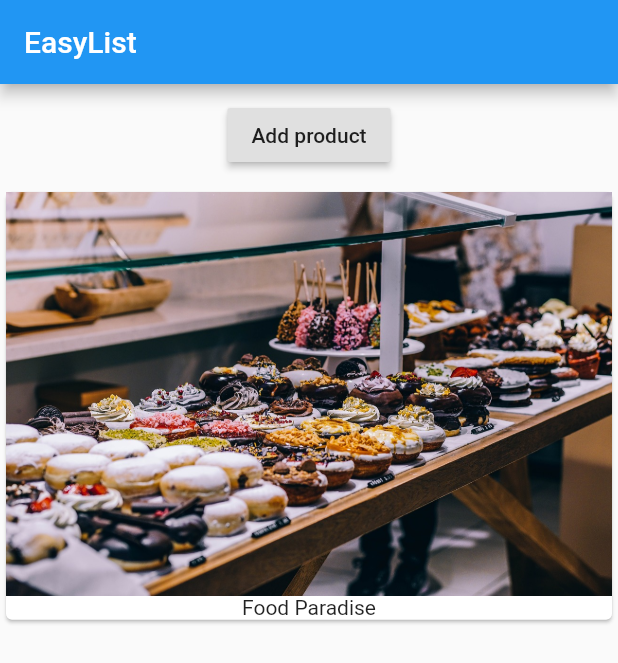
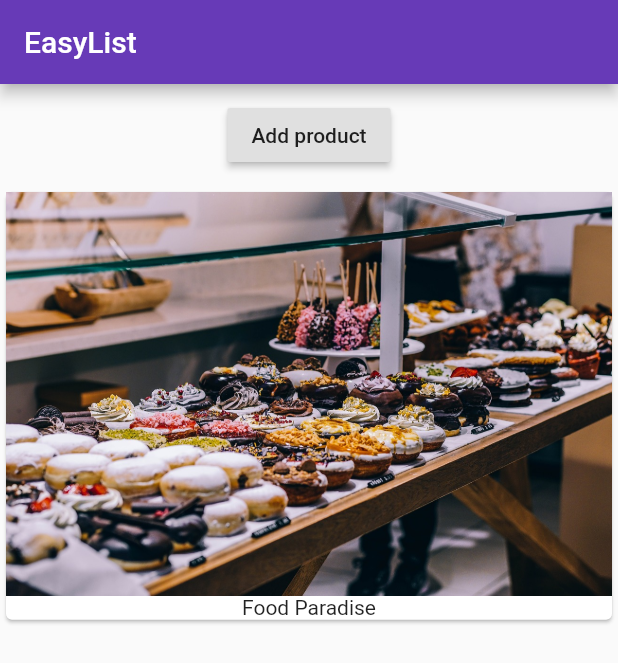
Before and after one commit to Amancaya/learning_flutter, a Flutter app: the screen it shows after launch, on a phone screen of 412 x 824 dp. Shown: the top 663 px of the screen. Run offline on Flutter 3.47's test engine with Material 2 defaults, Android fonts, the phone set to English and light mode, and no system bars.

Commit message:
material theme

```diff
--- a/lib/main.dart
+++ b/lib/main.dart
@@ -9,6 +9,11 @@ class MyApp extends StatelessWidget {
   @override
   Widget build(BuildContext context) {
     return MaterialApp(
+      theme: ThemeData(
+        brightness: Brightness.light,
+        primarySwatch: Colors.deepPurple,
+        accentColor: Colors.deepPurpleAccent,
+      ),
       home: Scaffold(appBar: AppBar(
         title: Text("EasyList"),
       ),
```
